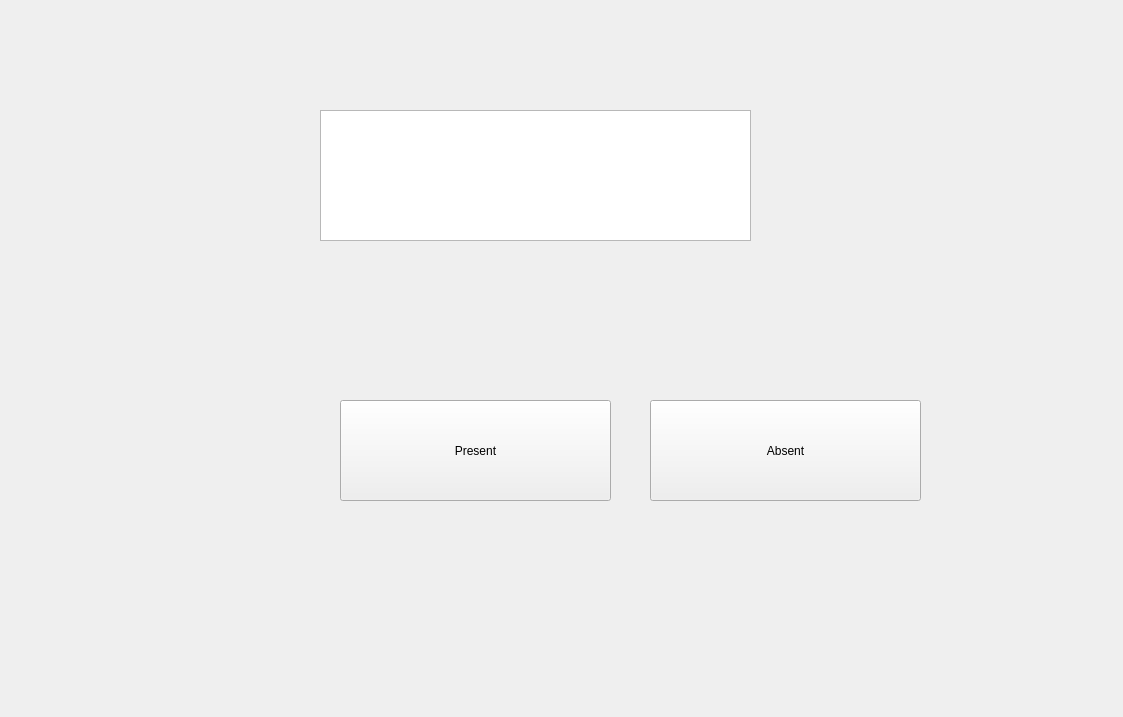
This is Maintendance/markattendancescreen.ui in markhan101/Maintendance as Qt 5 draws it before an edit. The edited form follows.
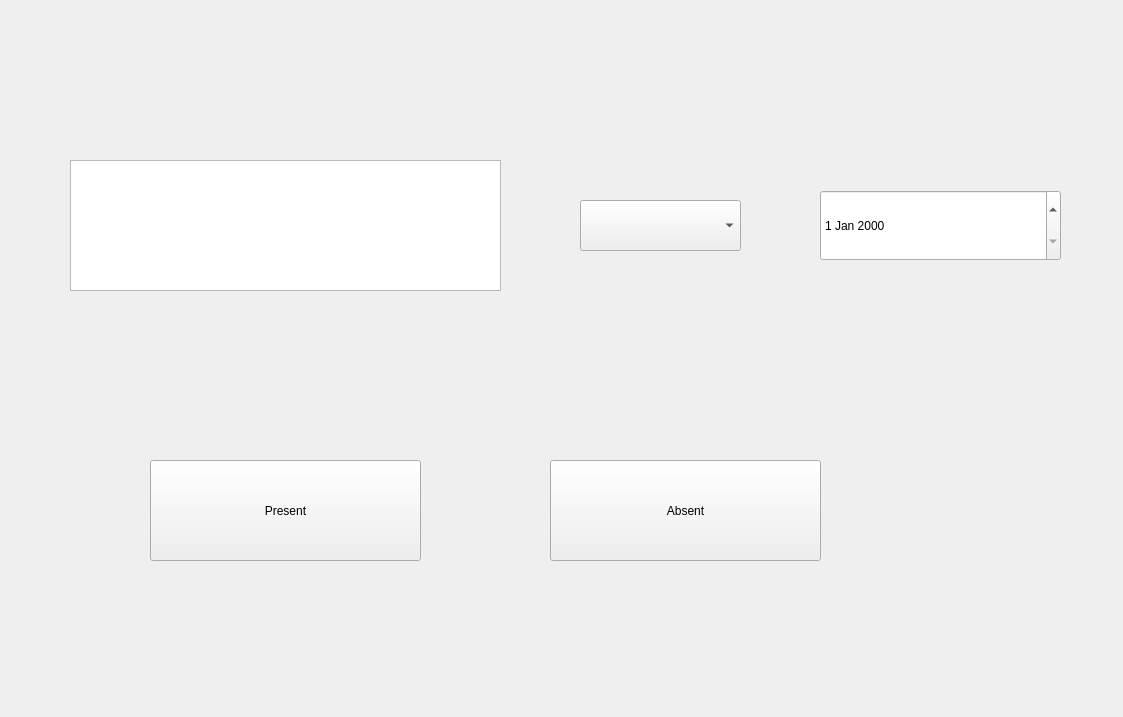
This is the edited form.

Diff of the .ui file:
```diff
--- a/Maintendance/markattendancescreen.ui
+++ b/Maintendance/markattendancescreen.ui
@@ -16,8 +16,8 @@
   <widget class="QPushButton" name="confirmAttendanceButton">
    <property name="geometry">
     <rect>
-     <x>340</x>
-     <y>400</y>
+     <x>150</x>
+     <y>460</y>
      <width>271</width>
      <height>101</height>
     </rect>
@@ -29,18 +29,22 @@
   <widget class="QTextEdit" name="attendanceIDTextBox">
    <property name="geometry">
     <rect>
-     <x>320</x>
-     <y>110</y>
+     <x>70</x>
+     <y>160</y>
      <width>431</width>
      <height>131</height>
     </rect>
    </property>
+   <property name="styleSheet">
+    <string notr="true">font: 600 26pt &quot;Segoe UI&quot;;
+color: rgb(170, 0, 0);</string>
+   </property>
   </widget>
   <widget class="QPushButton" name="MarkAbsent">
    <property name="geometry">
     <rect>
-     <x>650</x>
-     <y>400</y>
+     <x>550</x>
+     <y>460</y>
      <width>271</width>
      <height>101</height>
     </rect>
@@ -49,6 +53,26 @@
     <string>Absent</string>
    </property>
   </widget>
+  <widget class="QDateEdit" name="attendanceDateDateEdit">
+   <property name="geometry">
+    <rect>
+     <x>820</x>
+     <y>190</y>
+     <width>241</width>
+     <height>71</height>
+    </rect>
+   </property>
+  </widget>
+  <widget class="QComboBox" name="extraHoursComboBox">
+   <property name="geometry">
+    <rect>
+     <x>580</x>
+     <y>200</y>
+     <width>161</width>
+     <height>51</height>
+    </rect>
+   </property>
+  </widget>
  </widget>
  <resources/>
  <connections/>
```
